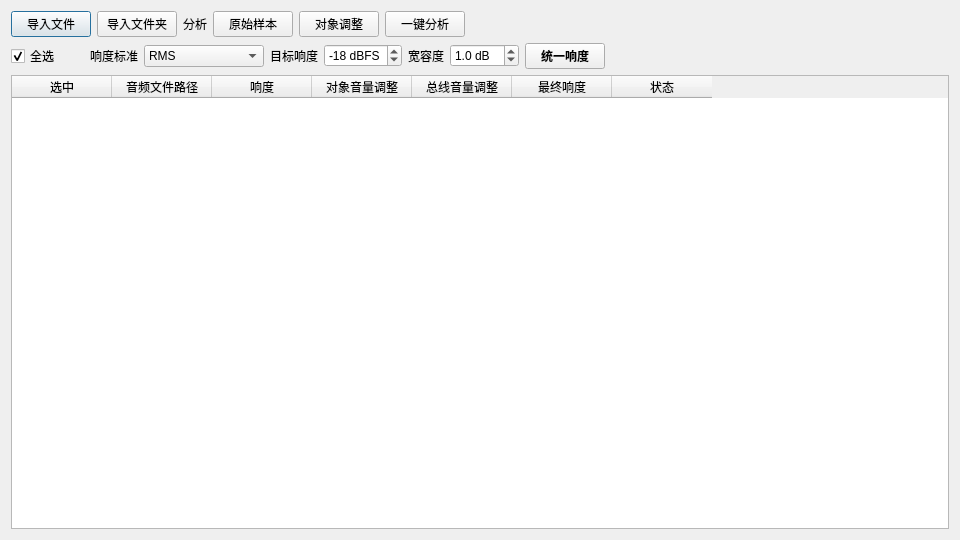
Above: ui/LoudnessAdjustment.ui from victor647/WAAPI_Tools before the change. Below: the same form after it.
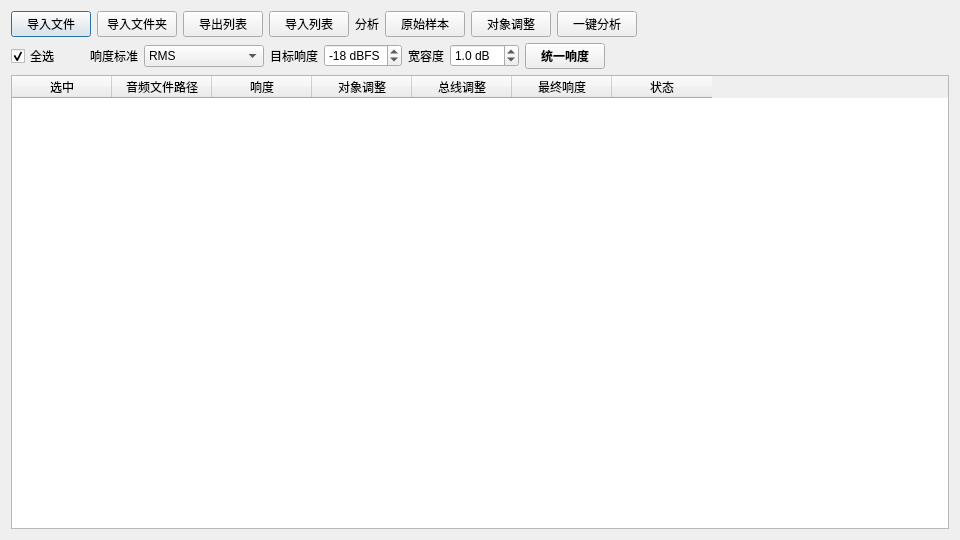
That is the form after the change.

Diff of the .ui file:
```diff
--- a/ui/LoudnessAdjustment.ui
+++ b/ui/LoudnessAdjustment.ui
@@ -36,6 +36,20 @@
        </property>
       </widget>
      </item>
+     <item>
+      <widget class="QPushButton" name="btnExportList">
+       <property name="text">
+        <string>导出列表</string>
+       </property>
+      </widget>
+     </item>
+     <item>
+      <widget class="QPushButton" name="btnImportList">
+       <property name="text">
+        <string>导入列表</string>
+       </property>
+      </widget>
+     </item>
      <item>
       <widget class="QLabel" name="lblAnalyze">
        <property name="text">
@@ -247,12 +261,12 @@
      </column>
      <column>
       <property name="text">
-       <string>对象音量调整</string>
+       <string>对象调整</string>
       </property>
      </column>
      <column>
       <property name="text">
-       <string>总线音量调整</string>
+       <string>总线调整</string>
       </property>
      </column>
      <column>
```
